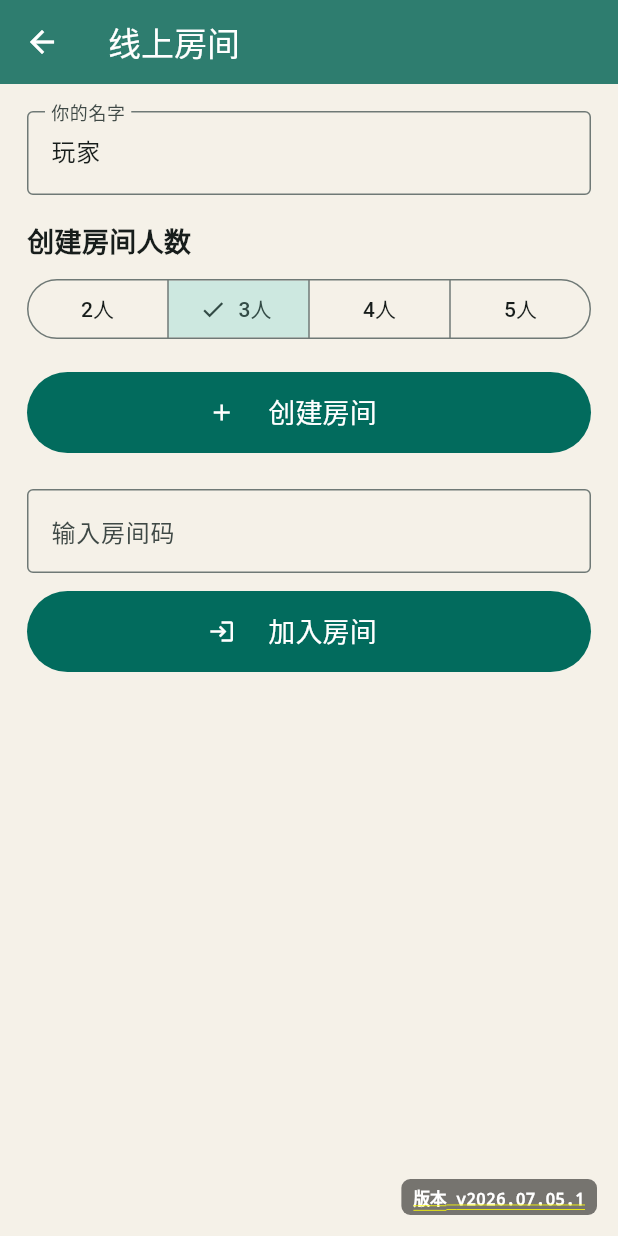
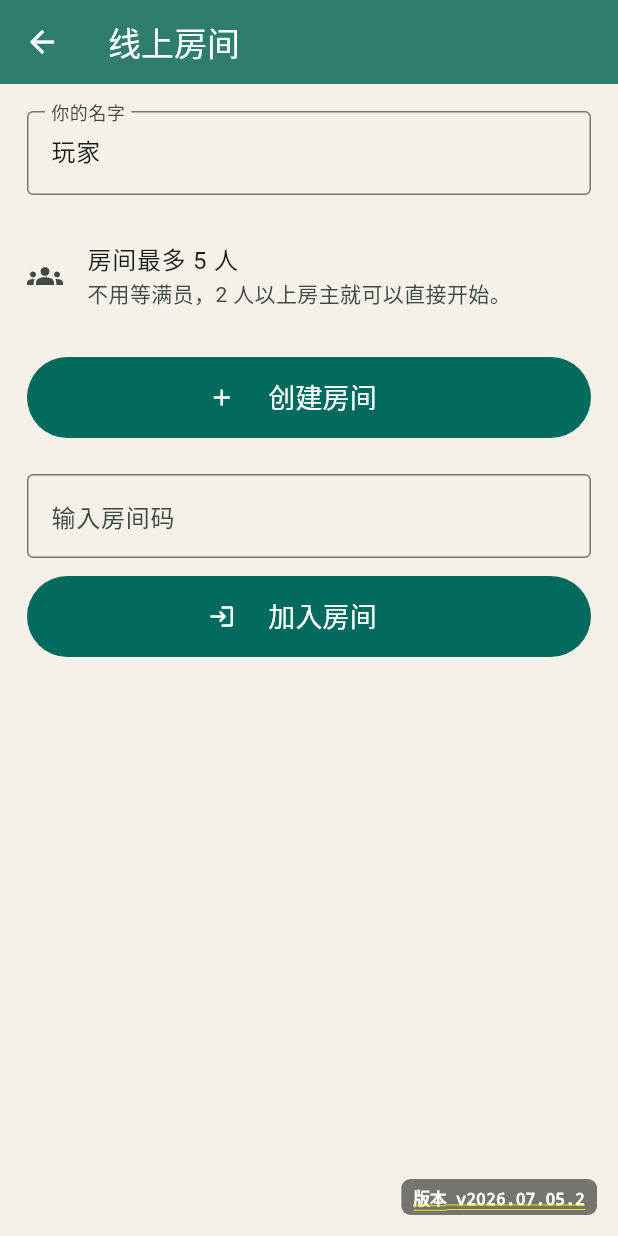
Before and after one commit to wzy884736285/jiupaiduofen, a Flutter app: the screen it shows after launch, after a tap on "线上房间", on a phone screen of 412 x 824 dp. Run offline on Flutter 3.47's test engine with Material 3 defaults, Android fonts, the phone set to English and light mode, and no system bars; our stand-ins replace supabase_flutter; accounts and stored records are empty.

Commit message:
Improve mobile play and flexible room start

```diff
--- a/lib/main.dart
+++ b/lib/main.dart
@@ -14,7 +14,9 @@ const supabaseKey = String.fromEnvironment(
   defaultValue: defaultSupabaseKey,
 );
 const hasSupabaseConfig = supabaseUrl != '' && supabaseKey != '';
-const currentAppVersion = 'v2026.07.05.1';
+const currentAppVersion = 'v2026.07.05.2';
+const maxOnlinePlayers = 5;
+const minOnlinePlayersToStart = 2;
 
 const skillDeck = [
   'revolution',
@@ -1400,8 +1402,9 @@ class _GamePageState extends State<GamePage> {
   Widget buildChoosing() {
     final player = players[currentPlayer];
 
-    return Column(
-      crossAxisAlignment: CrossAxisAlignment.start,
+    return ListView(
+      padding: const EdgeInsets.only(bottom: 80),
+      physics: const AlwaysScrollableScrollPhysics(),
       children: [
         Text(
           '第 $round / 9 轮',
@@ -1482,16 +1485,10 @@ class _GamePageState extends State<GamePage> {
           }),
         ),
         const SizedBox(height: 16),
-        Expanded(
-          child: ListView(
-            children: [
         buildCardMemoryBoard(localCardMemoryLines()),
         const SizedBox(height: 12),
         buildScoreBoard(
           players.map((p) => ScoreLine(p.name, p.score)).toList(),
-              ),
-            ],
-          ),
         ),
         const SizedBox(height: 12),
         SizedBox(
@@ -2295,7 +2292,6 @@ class OnlineLobbyPage extends StatefulWidget {
 class _OnlineLobbyPageState extends State<OnlineLobbyPage> {
   final nameController = TextEditingController(text: '玩家');
   final roomController = TextEditingController();
-  int playerCount = 3;
 
   void createRoom() {
     final roomCode = makeRoomCode();
@@ -2304,7 +2300,7 @@ class _OnlineLobbyPageState extends State<OnlineLobbyPage> {
         builder: (_) => OnlineGamePage(
           roomCode: roomCode,
           playerName: cleanName(),
-          playerCount: playerCount,
+          playerCount: maxOnlinePlayers,
           isHost: true,
         ),
       ),
@@ -2320,7 +2316,7 @@ class _OnlineLobbyPageState extends State<OnlineLobbyPage> {
         builder: (_) => OnlineGamePage(
           roomCode: roomCode,
           playerName: cleanName(),
-          playerCount: playerCount,
+          playerCount: maxOnlinePlayers,
           isHost: false,
         ),
       ),
@@ -2366,21 +2362,11 @@ class _OnlineLobbyPageState extends State<OnlineLobbyPage> {
                 ),
               ),
               const SizedBox(height: 18),
-              const Text(
-                '创建房间人数',
-                style: TextStyle(fontSize: 18, fontWeight: FontWeight.bold),
-              ),
-              const SizedBox(height: 8),
-              SegmentedButton<int>(
-                segments: const [
-                  ButtonSegment(value: 2, label: Text('2人')),
-                  ButtonSegment(value: 3, label: Text('3人')),
-                  ButtonSegment(value: 4, label: Text('4人')),
-                  ButtonSegment(value: 5, label: Text('5人')),
-                ],
-                selected: {playerCount},
-                onSelectionChanged: (value) =>
-                    setState(() => playerCount = value.first),
+              const ListTile(
+                contentPadding: EdgeInsets.zero,
+                leading: Icon(Icons.groups),
+                title: Text('房间最多 5 人'),
+                subtitle: Text('不用等满员，2 人以上房主就可以直接开始。'),
               ),
               const SizedBox(height: 18),
               FilledButton.icon(
@@ -2810,7 +2796,7 @@ class _OnlineGamePageState extends State<OnlineGamePage> {
 
   void startOnlineGame() {
     if (!isHost || room == null) return;
-    if (room!.players.length != room!.playerCount) return;
+    if (room!.players.length < minOnlinePlayersToStart) return;
 
     setState(() {
       final random = Random();
@@ -3666,7 +3652,7 @@ class _OnlineGamePageState extends State<OnlineGamePage> {
         ],
         const SizedBox(height: 18),
         Text(
-          '玩家 ${room!.players.length} / ${room!.playerCount}',
+          '玩家 ${room!.players.length} / 最多 ${room!.playerCount}',
           style: const TextStyle(fontSize: 20, fontWeight: FontWeight.bold),
         ),
         const SizedBox(height: 8),
@@ -3691,7 +3677,7 @@ class _OnlineGamePageState extends State<OnlineGamePage> {
         const SizedBox(height: 18),
         if (isHost)
           FilledButton(
-            onPressed: room!.players.length == room!.playerCount
+            onPressed: room!.players.length >= minOnlinePlayersToStart
                 ? startOnlineGame
                 : null,
             child: const Padding(
@@ -3711,8 +3697,9 @@ class _OnlineGamePageState extends State<OnlineGamePage> {
     final activePlayer = getOnlineActivePlayer();
     final me = myIndex >= 0 ? room!.players[myIndex] : null;
 
-    return Column(
-      crossAxisAlignment: CrossAxisAlignment.start,
+    return ListView(
+      padding: const EdgeInsets.only(bottom: 80),
+      physics: const AlwaysScrollableScrollPhysics(),
       children: [
         Text(
           '第 ${room!.round} / 9 轮',
@@ -3794,18 +3781,10 @@ class _OnlineGamePageState extends State<OnlineGamePage> {
             }),
           ),
         const SizedBox(height: 16),
-        Expanded(
-          child: ListView(
-            children: [
-              buildCardMemoryBoard(
-                onlineCardMemoryLines(includeCurrentRound: false),
-              ),
+        buildCardMemoryBoard(onlineCardMemoryLines(includeCurrentRound: false)),
         const SizedBox(height: 12),
         buildScoreBoard(
           room!.players.map((p) => ScoreLine(p.name, p.score)).toList(),
-              ),
-            ],
-          ),
         ),
         const SizedBox(height: 12),
         SizedBox(
```
Also changed, not shown: docs/assets/fonts/MaterialIcons-Regular.otf, 2 other files. Lines whose indentation alone changed are shown as unchanged.
